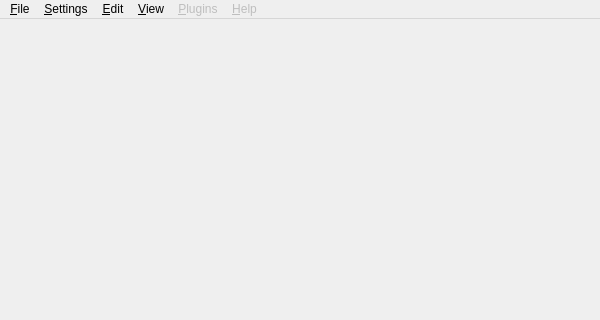
The window that vox-desk-qt/src/vvmainwindow.ui (deskvox/deskvox) describes before a commit, drawn with Qt 5; both pictures show x 0 to 600 and y 0 to 320 of the 600 by 600 pixel window.
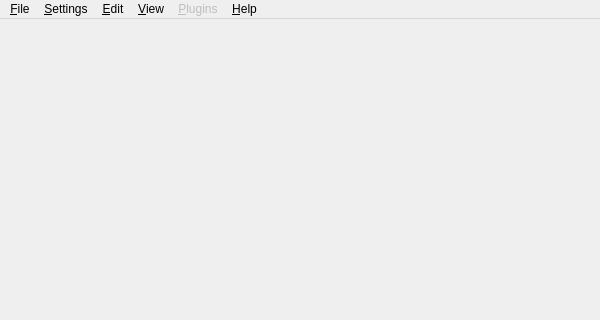
The same window after the commit.

Patch:
```diff
--- a/vox-desk-qt/src/vvmainwindow.ui
+++ b/vox-desk-qt/src/vvmainwindow.ui
@@ -2,6 +2,9 @@
 <ui version="4.0">
  <class>MainWindow</class>
  <widget class="QMainWindow" name="MainWindow">
+  <property name="enabled">
+   <bool>true</bool>
+  </property>
   <property name="geometry">
    <rect>
     <x>0</x>
@@ -91,7 +94,7 @@
    </widget>
    <widget class="QMenu" name="menuHelp">
     <property name="enabled">
-     <bool>false</bool>
+     <bool>true</bool>
     </property>
     <property name="title">
      <string>&amp;Help</string>
```
Left out of the diff: 16 changed lines with no effect on the pictures.
